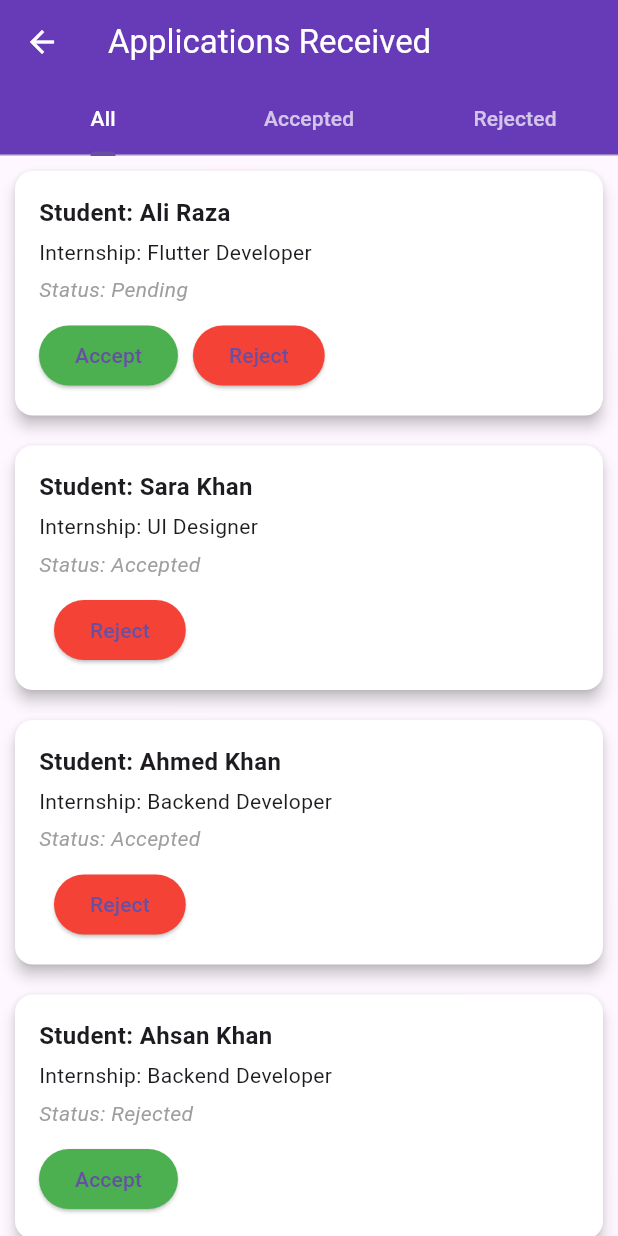
After one commit to ayesha-a123/tech_linker, a Flutter app: the ApplicationsReceivedScreen screen opened directly, on a phone screen of 412 x 824 dp. The commit adds this screen. Run offline on Flutter 3.47's test engine with Material 3 defaults, Android fonts, the phone set to English and light mode, and no system bars; our stand-ins replace fl_chart; project files that could hold a hidden picture were left out.

Commit message:
add new screen

```diff
--- a/lib/screens/Institute_Dashboard.dart
+++ b/lib/screens/Institute_Dashboard.dart
@@ -1,5 +1,6 @@
 import 'package:flutter/material.dart';
 import 'package:tech_linker/screens/InstituteInternships.dart';
+import 'package:tech_linker/screens/applicationReceived_institute.dart';
 import 'package:tech_linker/widget/list_tiles.dart';
 // import 'package:image_picker/image_picker.dart';
 // import 'dart:io';
@@ -65,7 +66,7 @@ class _InstituteDashboardState extends State<InstituteDashboard> {
                   color: Colors.white),
               CustomListTiles(icon: Icons.assignment_outlined,
                   title: 'Applications Received',
-                  onTap: () {},
+                  onTap: () {Navigator.of(context).push(MaterialPageRoute(builder: (context)=>ApplicationsReceivedScreen()));},
                   color: Colors.white),
               CustomListTiles(icon: Icons.how_to_reg,
                   title: 'ShortListed Candidates',
--- /dev/null
+++ b/lib/screens/applicationReceived_institute.dart
@@ -0,0 +1,195 @@
+import 'package:flutter/material.dart';
+
+class ApplicationsReceivedScreen extends StatefulWidget {
+  const ApplicationsReceivedScreen({super.key});
+
+  @override
+  State<ApplicationsReceivedScreen> createState() =>
+      _ApplicationsReceivedScreenState();
+}
+
+class _ApplicationsReceivedScreenState
+    extends State<ApplicationsReceivedScreen> {
+  List<Map<String, String>> allApplications = [
+    {
+      'studentName': 'Ali Raza',
+      'internshipTitle': 'Flutter Developer',
+      'status': 'Pending',
+    },
+    {
+      'studentName': 'Sara Khan',
+      'internshipTitle': 'UI Designer',
+      'status': 'Accepted',
+    },
+    {
+      'studentName': 'Ahmed Khan',
+      'internshipTitle': 'Backend Developer',
+      'status': 'Accepted',
+    },
+    {
+      'studentName': 'Ahsan Khan',
+      'internshipTitle': 'Backend Developer',
+      'status': 'Rejected',
+    },
+    {
+      'studentName': 'AliKhan',
+      'internshipTitle': 'Backend Developer',
+      'status': 'Rejected',
+    },
+    {
+      'studentName': 'Daniyal Khan',
+      'internshipTitle': 'Backend Developer',
+      'status': 'Accepted',
+    },
+    {
+      'studentName': 'Samina Khan',
+      'internshipTitle': 'Backend Developer',
+      'status': 'Rejected',
+    },
+    {
+      'studentName': 'Eman Khan',
+      'internshipTitle': 'Backend Developer',
+      'status': 'Rejected',
+    },
+    {
+      'studentName': 'AbuBakkar Khan',
+      'internshipTitle': 'Backend Developer',
+      'status': 'Accepted',
+    },
+    {
+      'studentName': 'Taniya',
+      'internshipTitle': 'Backend Developer',
+      'status': 'Rejected',
+    },
+    {
+      'studentName': 'ALiza',
+      'internshipTitle': 'Backend Developer',
+      'status': 'Accepted',
+    },
+    {
+      'studentName': 'Samia',
+      'internshipTitle': 'Backend Developer',
+      'status': 'Rejected',
+    },
+    {
+      'studentName': 'Tahira',
+      'internshipTitle': 'Backend Developer',
+      'status': 'Accepted',
+    },
+    {
+      'studentName': 'Minahil',
+      'internshipTitle': 'Backend Developer',
+      'status': 'Rejected',
+    },
+    {
+      'studentName': 'Tamseela',
+      'internshipTitle': 'Backend Developer',
+      'status': 'Accepted',
+    },
+    {
+      'studentName': 'Haseeb',
+      'internshipTitle': 'Backend Developer',
+      'status': 'Rejected',
+    },
+
+  ];
+
+  void updateStatus(int index, String newStatus) {
+    setState(() {
+      allApplications[index]['status'] = newStatus;
+    });
+  }
+  @override
+  Widget build(BuildContext context) {
+    return DefaultTabController(
+      length: 3, // All, Accepted, Rejected
+      child: Scaffold(
+        appBar: AppBar(
+          title: Text("Applications Received",style: TextStyle(color: Colors.white),),
+          iconTheme: IconThemeData(color: Colors.white),
+          backgroundColor: Colors.deepPurple,
+          bottom: TabBar(
+            labelColor: Colors.white,
+            unselectedLabelColor: Colors.white70,
+            tabs: [
+              Tab(text: 'All'),
+              Tab(text: 'Accepted'),
+              Tab(text: 'Rejected'),
+            ],
+          ),
+        ),
+        body: TabBarView(
+          children: [
+            buildApplicationsList('All'),
+            buildApplicationsList('Accepted'),
+            buildApplicationsList('Rejected'),
+          ],
+        ),
+      ),
+    );
+  }
+
+  Widget buildApplicationsList(String statusFilter) {
+    List<Map<String, String>> filteredList = statusFilter == 'All'
+        ? allApplications
+        : allApplications
+        .where((app) => app['status'] == statusFilter)
+        .toList();
+
+    return ListView.builder(
+      itemCount: filteredList.length,
+      itemBuilder: (context, index) {
+        final app = filteredList[index];
+        // Get original index from allApplications
+        final originalIndex = allApplications.indexOf(app);
+
+        return Card(
+          margin: const EdgeInsets.all(10),
+          elevation: 4,
+          color: Colors.white,
+          child: Padding(
+            padding: const EdgeInsets.all(16),
+            child: Column(
+              crossAxisAlignment: CrossAxisAlignment.start,
+              children: [
+                Text('Student: ${app['studentName']}',
+                    style:  TextStyle(
+                        fontSize: 16, fontWeight: FontWeight.bold)),
+                 SizedBox(height: 5),
+                Text('Internship: ${app['internshipTitle']}'),
+                 SizedBox(height: 5),
+                Text('Status: ${app['status']}',
+                    style:  TextStyle(
+                        fontStyle: FontStyle.italic, color: Colors.grey)),
+                 SizedBox(height: 10),
+
+                /// Show Accept/Reject/Restore buttons
+                Row(
+                  children: [
+                    if (app['status'] != 'Accepted')
+                      ElevatedButton(
+                        onPressed: () =>
+                            updateStatus(originalIndex, 'Accepted'),
+                        style: ElevatedButton.styleFrom(
+                            backgroundColor: Colors.green),
+                        child:  Text('Accept'),
+                      ),
+                     SizedBox(width: 10),
+                    if (app['status'] != 'Rejected')
+                      ElevatedButton(
+                        onPressed: () =>
+                            updateStatus(originalIndex, 'Rejected'),
+                        style: ElevatedButton.styleFrom(
+                            backgroundColor: Colors.red),
+                        child: Text('Reject'),
+                      ),
+                  ],
+                )
+              ],
+            ),
+          ),
+        );
+      },
+    );
+  }
+}
```
